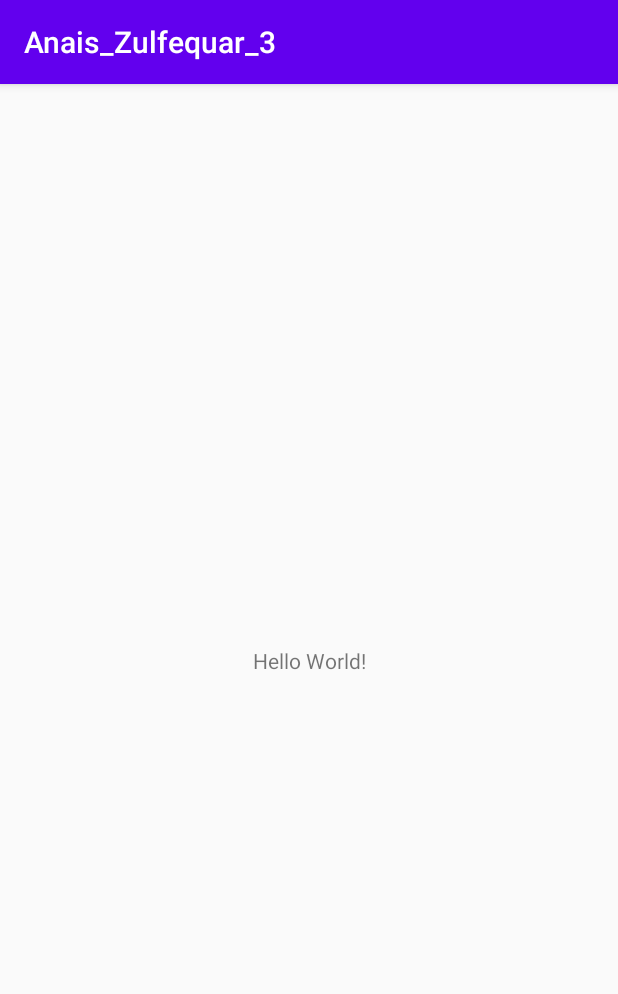
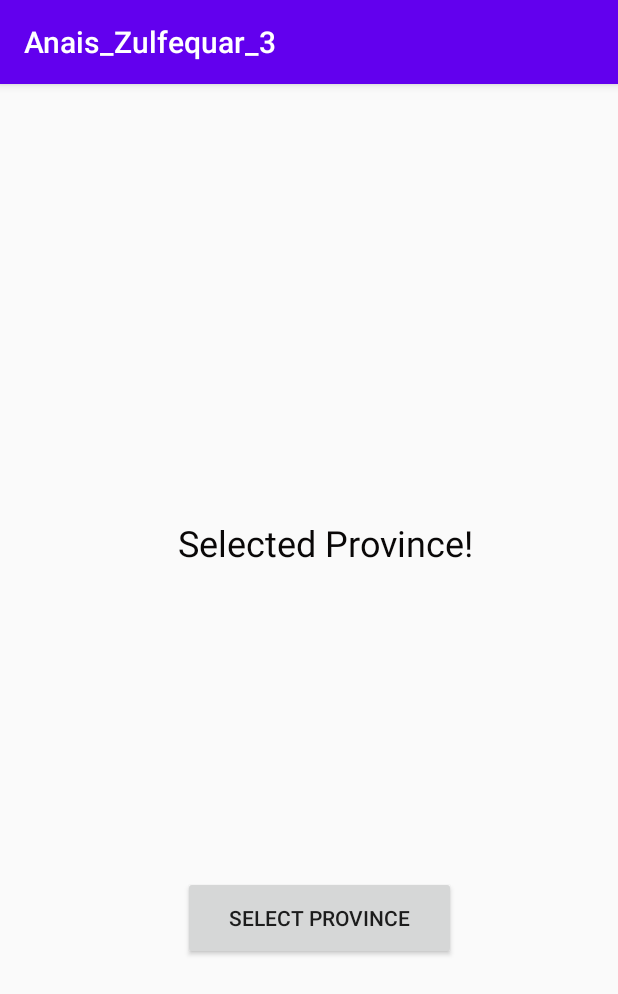
Before and after one commit to Anais-Z/CanadianProvincesApp, an Android app: the screen it shows after launch (MainActivity), on a phone screen of 412 x 824 dp. Shown: the top 994 px of the screen. Run offline under Robolectric (Android 15) with nearby library versions, the phone set to English and light mode, and no system bars.

Commit message:
Created the initial UI in the activity_main.xml page.

```diff
--- a/app/src/main/res/layout/activity_main.xml
+++ b/app/src/main/res/layout/activity_main.xml
@@ -7,12 +7,45 @@
     tools:context=".MainActivity">
 
     <TextView
-        android:layout_width="wrap_content"
-        android:layout_height="wrap_content"
-        android:text="Hello World!"
+        android:id="@+id/textView2"
+        android:layout_width="252dp"
+        android:layout_height="48dp"
+        android:text="Selected Province!"
+        android:textAlignment="center"
+        android:textColor="#090707"
+        android:textSize="24sp"
         app:layout_constraintBottom_toBottomOf="parent"
+        app:layout_constraintHorizontal_bias="0.566"
         app:layout_constraintLeft_toLeftOf="parent"
         app:layout_constraintRight_toRightOf="parent"
-        app:layout_constraintTop_toTopOf="parent" />
+        app:layout_constraintTop_toTopOf="parent"
+        app:layout_constraintVertical_bias="0.402" />
+
+    <TextView
+        android:id="@+id/selectedProvince"
+        android:layout_width="207dp"
+        android:layout_height="43dp"
+        android:textAlignment="center"
+        android:textColor="#070606"
+        android:textColorHint="#070303"
+        android:textSize="24sp"
+        app:layout_constraintBottom_toBottomOf="parent"
+        app:layout_constraintEnd_toEndOf="parent"
+        app:layout_constraintHorizontal_bias="0.535"
+        app:layout_constraintStart_toStartOf="parent"
+        app:layout_constraintTop_toTopOf="parent"
+        app:layout_constraintVertical_bias="0.556" />
+
+    <Button
+        android:id="@+id/button"
+        android:layout_width="182dp"
+        android:layout_height="56dp"
+        android:text="Select Province"
+        app:layout_constraintBottom_toBottomOf="parent"
+        app:layout_constraintEnd_toEndOf="parent"
+        app:layout_constraintHorizontal_bias="0.529"
+        app:layout_constraintStart_toStartOf="parent"
+        app:layout_constraintTop_toTopOf="parent"
+        app:layout_constraintVertical_bias="0.742" />
 
 </androidx.constraintlayout.widget.ConstraintLayout>
```
